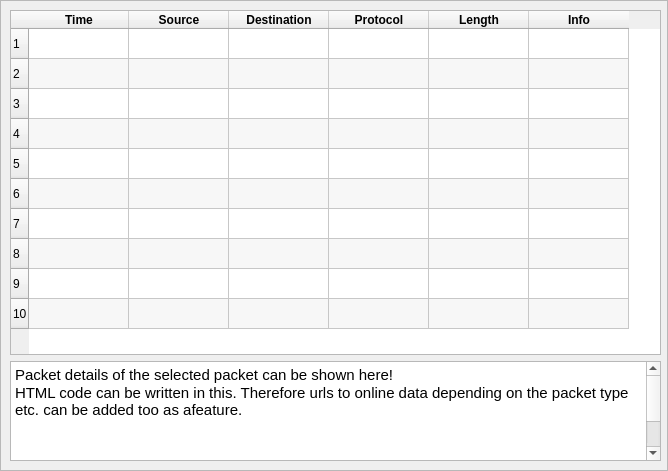
The window that NetworkCapture/ui/Output/PacketData.ui (jatin3893/NetCaPy) describes before a commit, drawn with Qt 5.
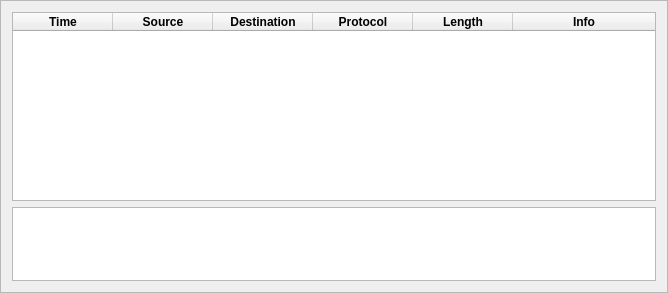
The same window after the commit.

Commit message: Live capturing Ui added with default interface

What changed in the file:
```diff
--- a/NetworkCapture/ui/Output/PacketData.ui
+++ b/NetworkCapture/ui/Output/PacketData.ui
@@ -7,7 +7,7 @@
     <x>0</x>
     <y>0</y>
     <width>668</width>
-    <height>471</height>
+    <height>293</height>
    </rect>
   </property>
   <property name="windowTitle">
@@ -19,15 +19,6 @@
   <property name="frameShadow">
    <enum>QFrame::Raised</enum>
   </property>
-  <widget class="QWidget" name="formLayoutWidget">
-   <property name="geometry">
-    <rect>
-     <x>10</x>
-     <y>10</y>
-     <width>651</width>
-     <height>451</height>
-    </rect>
-   </property>
    <layout class="QVBoxLayout" name="verticalLayout">
     <item>
      <widget class="QTableWidget" name="tableWidget">
@@ -44,21 +35,14 @@
        <bool>true</bool>
       </property>
       <property name="rowCount">
-       <number>10</number>
+      <number>0</number>
       </property>
       <property name="columnCount">
        <number>6</number>
       </property>
-      <row/>
-      <row/>
-      <row/>
-      <row/>
-      <row/>
-      <row/>
-      <row/>
-      <row/>
-      <row/>
-      <row/>
+     <attribute name="horizontalHeaderStretchLastSection">
+      <bool>true</bool>
+     </attribute>
       <column>
        <property name="text">
         <string>Time</string>
@@ -140,18 +124,11 @@
 &lt;html&gt;&lt;head&gt;&lt;meta name=&quot;qrichtext&quot; content=&quot;1&quot; /&gt;&lt;style type=&quot;text/css&quot;&gt;
 p, li { white-space: pre-wrap; }
 &lt;/style&gt;&lt;/head&gt;&lt;body style=&quot; font-family:'Ubuntu'; font-size:11pt; font-weight:400; font-style:normal;&quot;&gt;
-&lt;p style=&quot; margin-top:0px; margin-bottom:0px; margin-left:0px; margin-right:0px; -qt-block-indent:0; text-indent:0px;&quot;&gt;Packet details of the selected packet can be shown here!&lt;/p&gt;
-&lt;p style=&quot; margin-top:0px; margin-bottom:0px; margin-left:0px; margin-right:0px; -qt-block-indent:0; text-indent:0px;&quot;&gt;HTML code can be written in this. Therefore urls to online data depending on the packet type etc. can be added too as afeature.&lt;/p&gt;
-&lt;p style=&quot;-qt-paragraph-type:empty; margin-top:0px; margin-bottom:0px; margin-left:0px; margin-right:0px; -qt-block-indent:0; text-indent:0px;&quot;&gt;&lt;br /&gt;&lt;/p&gt;
-&lt;p style=&quot;-qt-paragraph-type:empty; margin-top:0px; margin-bottom:0px; margin-left:0px; margin-right:0px; -qt-block-indent:0; text-indent:0px;&quot;&gt;&lt;br /&gt;&lt;/p&gt;
-&lt;p style=&quot;-qt-paragraph-type:empty; margin-top:0px; margin-bottom:0px; margin-left:0px; margin-right:0px; -qt-block-indent:0; text-indent:0px;&quot;&gt;&lt;br /&gt;&lt;/p&gt;
-&lt;p style=&quot;-qt-paragraph-type:empty; margin-top:0px; margin-bottom:0px; margin-left:0px; margin-right:0px; -qt-block-indent:0; text-indent:0px;&quot;&gt;&lt;br /&gt;&lt;/p&gt;
 &lt;p style=&quot;-qt-paragraph-type:empty; margin-top:0px; margin-bottom:0px; margin-left:0px; margin-right:0px; -qt-block-indent:0; text-indent:0px;&quot;&gt;&lt;br /&gt;&lt;/p&gt;&lt;/body&gt;&lt;/html&gt;</string>
       </property>
      </widget>
     </item>
    </layout>
-  </widget>
  </widget>
  <resources/>
  <connections/>
```
Left out of the diff: 13 changed lines with no effect on the pictures. Lines whose indentation alone changed are shown as unchanged. The commit also changes 7 other files.
